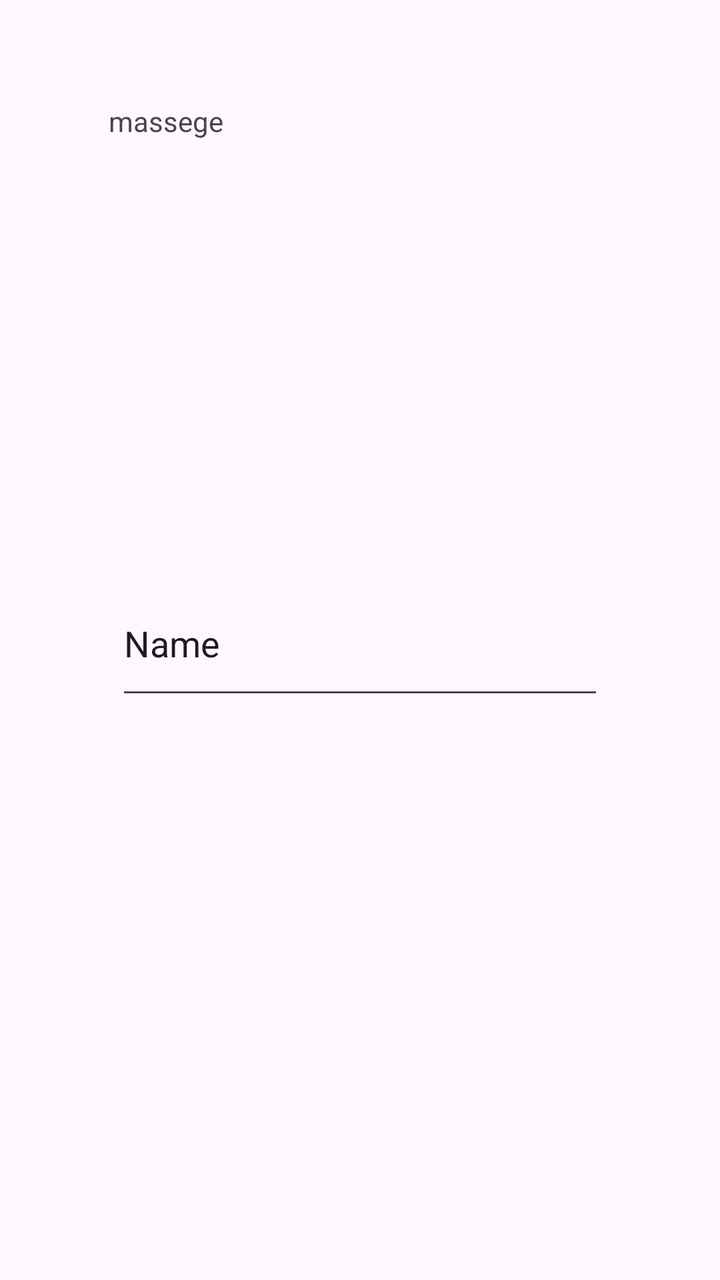
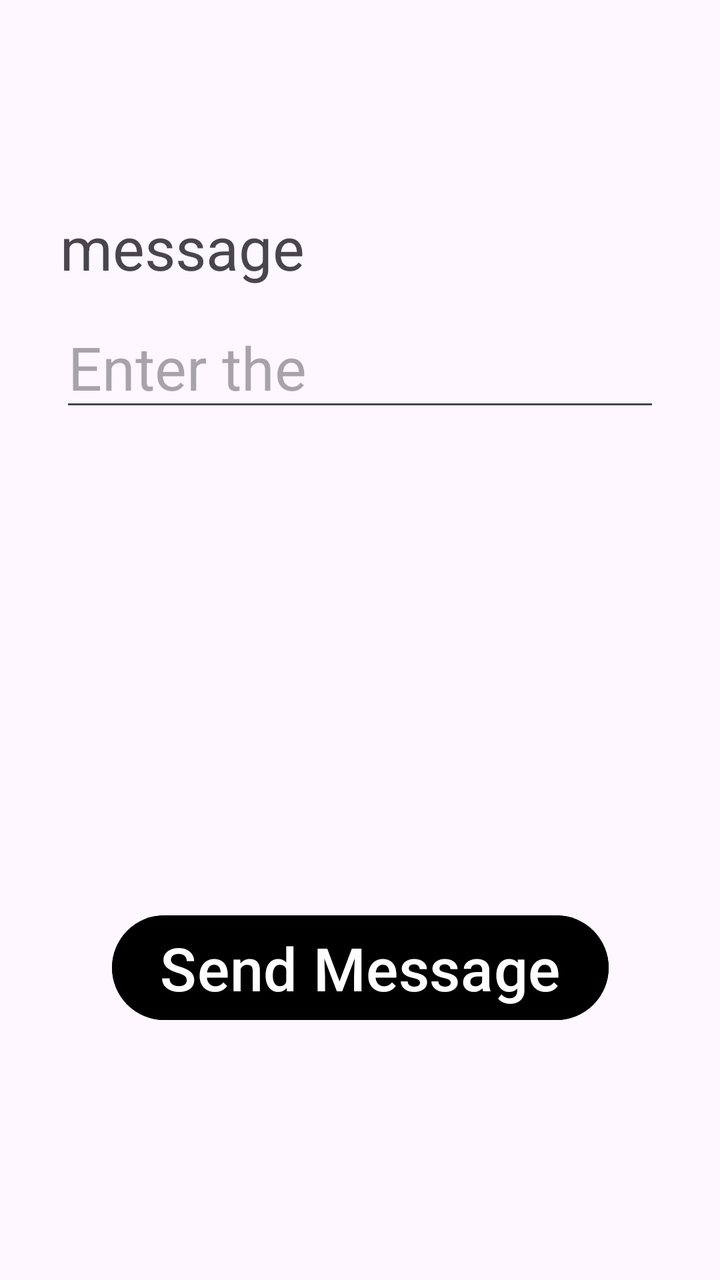

Two renders of the same Android screen: before a commit and after it. Below are the layout's source before the change and the commit's diff.
<!-- AndroidManifest.xml: application theme Theme.ContactMe -->
<!-- res/layout/fragment_sms.xml -->
<?xml version="1.0" encoding="utf-8"?>
<FrameLayout xmlns:android="http://schemas.android.com/apk/res/android"
    xmlns:app="http://schemas.android.com/apk/res-auto"
    xmlns:tools="http://schemas.android.com/tools"
    android:layout_width="match_parent"
    android:layout_height="match_parent"
    tools:context=".SmsFragment"
    android:padding="10dp">

    

    <androidx.constraintlayout.widget.ConstraintLayout
        android:layout_width="match_parent"
        android:layout_height="match_parent">

        <TextView
            android:layout_width="200dp"
            android:layout_height="180dp"
            android:paddingTop="3dp"
            android:text="massege"
            app:layout_constraintBottom_toBottomOf="parent"
            app:layout_constraintEnd_toEndOf="parent"
            app:layout_constraintHorizontal_bias="0.317"
            app:layout_constraintStart_toStartOf="parent"
            app:layout_constraintTop_toTopOf="parent"
            app:layout_constraintVertical_bias="0.086" />

        <EditText
            android:id="@+id/editTextText"
            android:layout_width="244dp"
            android:layout_height="69dp"
            android:ems="11"

            android:inputType="text"
            android:text="Name"
            app:layout_constraintBottom_toBottomOf="parent"
            app:layout_constraintEnd_toEndOf="parent"
            app:layout_constraintStart_toStartOf="parent"
            app:layout_constraintTop_toTopOf="parent" />
    </androidx.constraintlayout.widget.ConstraintLayout>

</FrameLayout>
<!-- resources referenced by this layout -->
<resources>
  <style name="Theme.ContactMe" parent="Base.Theme.ContactMe" />
  <style name="Base.Theme.ContactMe" parent="Theme.Material3.DayNight.NoActionBar">
          
          
      </style>
</resources>

<!-- the commit's change to res/layout/fragment_sms.xml (unified diff, before → after) -->
@@ -5,7 +5,8 @@
     android:layout_width="match_parent"
     android:layout_height="match_parent"
     tools:context=".SmsFragment"
-    android:padding="10dp">
+    android:padding="30dp"
+    >
 
     
 
@@ -14,29 +15,45 @@
         android:layout_height="match_parent">
 
         <TextView
-            android:layout_width="200dp"
-            android:layout_height="180dp"
-            android:paddingTop="3dp"
-            android:text="massege"
+            android:layout_width="wrap_content"
+            android:layout_height="wrap_content"
+            android:text="message"
+            android:textSize="30sp"
             app:layout_constraintBottom_toBottomOf="parent"
             app:layout_constraintEnd_toEndOf="parent"
-            app:layout_constraintHorizontal_bias="0.317"
+            app:layout_constraintHorizontal_bias="0.0"
             app:layout_constraintStart_toStartOf="parent"
             app:layout_constraintTop_toTopOf="parent"
-            app:layout_constraintVertical_bias="0.086" />
+            app:layout_constraintVertical_bias="0.136" />
 
         <EditText
-            android:id="@+id/editTextText"
-            android:layout_width="244dp"
-            android:layout_height="69dp"
+            android:id="@+id/EtSms"
+            android:layout_width="300dp"
+            android:layout_height="wrap_content"
             android:ems="11"
-
+            android:hint="Enter the "
             android:inputType="text"
-            android:text="Name"
+            android:textSize="30sp"
             app:layout_constraintBottom_toBottomOf="parent"
             app:layout_constraintEnd_toEndOf="parent"
+            app:layout_constraintHorizontal_bias="0.0"
             app:layout_constraintStart_toStartOf="parent"
-            app:layout_constraintTop_toTopOf="parent" />
+            app:layout_constraintTop_toTopOf="parent"
+            app:layout_constraintVertical_bias="0.236" />
+
+        <Button
+            android:id="@+id/BtnSendSms"
+            android:layout_width="wrap_content"
+            android:layout_height="wrap_content"
+            android:backgroundTint="@color/black"
+            android:text="Send Message"
+            android:textSize="30sp"
+            app:layout_constraintBottom_toBottomOf="parent"
+            app:layout_constraintEnd_toEndOf="parent"
+            app:layout_constraintHorizontal_bias="0.5"
+            app:layout_constraintStart_toStartOf="parent"
+            app:layout_constraintTop_toTopOf="parent"
+            app:layout_constraintVertical_bias="0.815" />
     </androidx.constraintlayout.widget.ConstraintLayout>
 
 </FrameLayout>
<!-- resource entries referenced after the edit -->
@@ -1,5 +1,6 @@
 <!-- resources referenced by this layout -->
 <resources>
+  <color name="black">#FF000000</color>
   <style name="Theme.ContactMe" parent="Base.Theme.ContactMe" />
   <style name="Base.Theme.ContactMe" parent="Theme.Material3.DayNight.NoActionBar">
           
